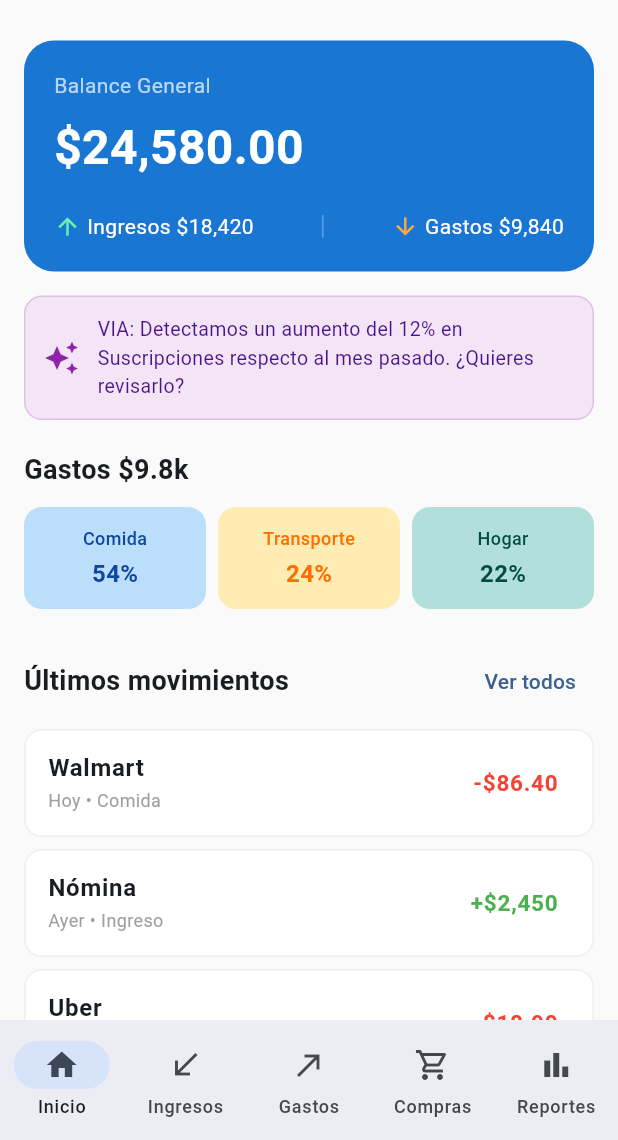
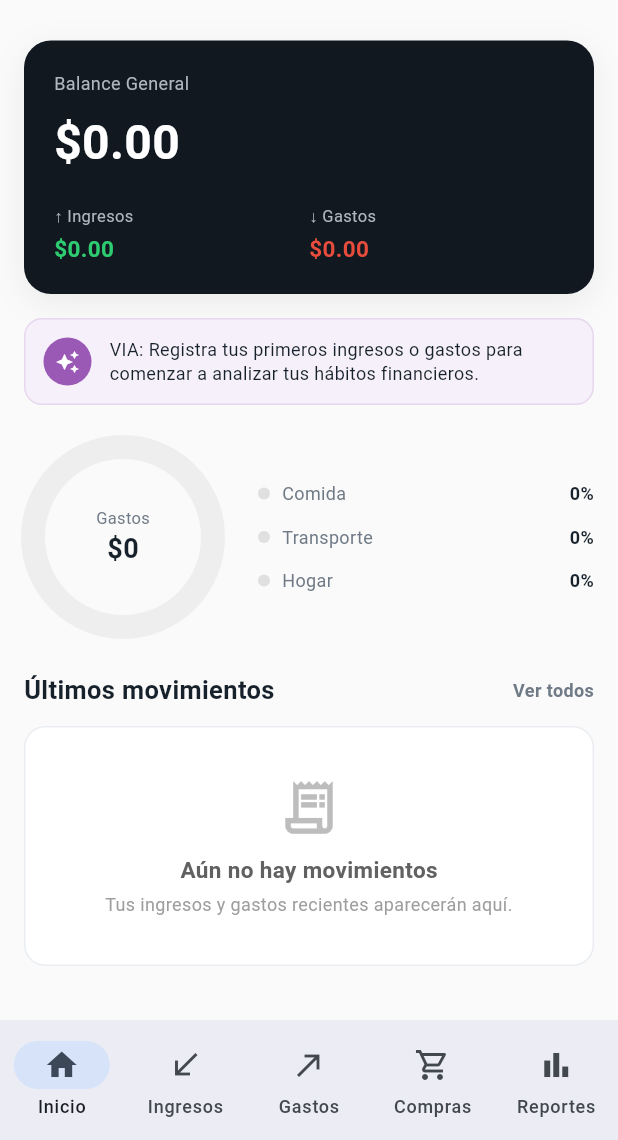
Before and after one commit to Luis-Reyes-Solarte/proyecto_rxgen_swcart, a Flutter app: the screen it shows after launch, on a phone screen of 412 x 824 dp, the part 96-1236 px from its top. Run offline on Flutter 3.47's test engine with Material 3 defaults, Android fonts, the phone set to English and light mode, and no system bars.

Commit message:
feat(home): changing home values

```diff
--- a/lib/screens/home_screen.dart
+++ b/lib/screens/home_screen.dart
@@ -10,48 +10,85 @@ class HomeScreen extends StatelessWidget {
       child: Column(
         crossAxisAlignment: CrossAxisAlignment.start,
         children: [
-          // Tarjeta de Balance General
+          // Tarjeta de Balance General (Estilo Figma #111820 en $0.00)
           Container(
             width: double.infinity,
             padding: const EdgeInsets.all(20),
             decoration: BoxDecoration(
-              color: Colors.blue.shade700,
-              borderRadius: BorderRadius.circular(20),
+              color: const Color(0xFF111820),
+              borderRadius: BorderRadius.circular(18),
+              boxShadow: const [
+                BoxShadow(
+                  color: Color(0x1217212B),
+                  blurRadius: 18,
+                  offset: Offset(0, 6),
+                ),
+              ],
             ),
             child: Column(
               crossAxisAlignment: CrossAxisAlignment.start,
               children: [
                 const Text(
                   'Balance General',
-                  style: TextStyle(color: Colors.white70, fontSize: 14),
+                  style: TextStyle(color: Color(0xFFAEB7C0), fontSize: 12),
                 ),
                 const SizedBox(height: 8),
                 const Text(
-                  '\$24,580.00',
+                  '\$0.00',
                   style: TextStyle(
                     color: Colors.white,
                     fontSize: 32,
                     fontWeight: FontWeight.bold,
                   ),
                 ),
-                const SizedBox(height: 20),
+                const SizedBox(height: 18),
                 Row(
-                  mainAxisAlignment: MainAxisAlignment.spaceBetween,
                   children: [
-                    Row(
+                    Expanded(
+                      child: Column(
+                        crossAxisAlignment: CrossAxisAlignment.start,
                         children: const [
-                        Icon(Icons.arrow_upward, color: Colors.greenAccent, size: 18),
-                        SizedBox(width: 4),
-                        Text('Ingresos \$18,420', style: TextStyle(color: Colors.white)),
+                          Text(
+                            '↑ Ingresos',
+                            style: TextStyle(
+                              color: Color(0xFFAEB7C0),
+                              fontSize: 11,
+                            ),
+                          ),
+                          SizedBox(height: 3),
+                          Text(
+                            '\$0.00',
+                            style: TextStyle(
+                              color: Color(0xFF2ECC71),
+                              fontSize: 15,
+                              fontWeight: FontWeight.bold,
+                            ),
+                          ),
                         ],
                       ),
-                    Container(height: 15, width: 1, color: Colors.white30),
-                    Row(
+                    ),
+                    Expanded(
+                      child: Column(
+                        crossAxisAlignment: CrossAxisAlignment.start,
                         children: const [
-                        Icon(Icons.arrow_downward, color: Colors.orangeAccent, size: 18),
-                        SizedBox(width: 4),
-                        Text('Gastos \$9,840', style: TextStyle(color: Colors.white)),
+                          Text(
+                            '↓ Gastos',
+                            style: TextStyle(
+                              color: Color(0xFFAEB7C0),
+                              fontSize: 11,
+                            ),
+                          ),
+                          SizedBox(height: 3),
+                          Text(
+                            '\$0.00',
+                            style: TextStyle(
+                              color: Color(0xFFE74C3C),
+                              fontSize: 15,
+                              fontWeight: FontWeight.bold,
+                            ),
+                          ),
                         ],
+                      ),
                     ),
                   ],
                 ),
@@ -66,20 +103,33 @@ class HomeScreen extends StatelessWidget {
           Container(
             padding: const EdgeInsets.all(12),
             decoration: BoxDecoration(
-              color: Colors.purple.shade50,
+              color: const Color(0xFFF5F0FA),
               borderRadius: BorderRadius.circular(12),
-              border: Border.all(color: Colors.purple.shade100),
+              border: Border.all(color: const Color(0xFFE7D7EE)),
             ),
             child: Row(
               children: [
-                Icon(Icons.auto_awesome, color: Colors.purple.shade600),
+                Container(
+                  width: 32,
+                  height: 32,
+                  decoration: const BoxDecoration(
+                    color: Color(0xFF9B59B6),
+                    shape: BoxShape.circle,
+                  ),
+                  child: const Icon(
+                    Icons.auto_awesome,
+                    color: Colors.white,
+                    size: 16,
+                  ),
+                ),
                 const SizedBox(width: 12),
-                Expanded(
+                const Expanded(
                   child: Text(
-                    'VIA: Detectamos un aumento del 12% en Suscripciones respecto al mes pasado. ¿Quieres revisarlo?',
+                    'VIA: Registra tus primeros ingresos o gastos para comenzar a analizar tus hábitos financieros.',
                     style: TextStyle(
-                      color: Colors.purple.shade900,
-                      fontSize: 13,
+                      color: Color(0xFF17212B),
+                      fontSize: 12,
+                      height: 1.35,
                     ),
                   ),
                 ),
@@ -88,83 +138,169 @@ class HomeScreen extends StatelessWidget {
           ),
           // ===============================================================
 
-          const SizedBox(height: 20),
+          const SizedBox(height: 22),
 
-          // Resumen gráfico de categorías
-          const Text(
-            'Gastos \$9.8k',
-            style: TextStyle(fontSize: 18, fontWeight: FontWeight.bold),
+          // Gráfico circular de categorías en estado vacío (Anillo neutro)
+          Row(
+            children: [
+              SizedBox(
+                width: 132,
+                height: 132,
+                child: Stack(
+                  alignment: Alignment.center,
+                  children: [
+                    SizedBox(
+                      width: 120,
+                      height: 120,
+                      child: CircularProgressIndicator(
+                        value: 1.0,
+                        strokeWidth: 16,
+                        valueColor: AlwaysStoppedAnimation<Color>(
+                          Colors.grey.shade200,
+                        ),
+                      ),
+                    ),
+                    Column(
+                      mainAxisSize: MainAxisSize.min,
+                      children: const [
+                        Text(
+                          'Gastos',
+                          style: TextStyle(
+                            color: Color(0xFF6F7A86),
+                            fontSize: 11,
+                          ),
+                        ),
+                        Text(
+                          '\$0',
+                          style: TextStyle(
+                            color: Color(0xFF17212B),
+                            fontSize: 18,
+                            fontWeight: FontWeight.bold,
+                          ),
+                        ),
+                      ],
+                    ),
+                  ],
+                ),
+              ),
+              const SizedBox(width: 24),
+              Expanded(
+                child: Column(
+                  crossAxisAlignment: CrossAxisAlignment.start,
+                  children: [
+                    _buildCategoryLegendRow(
+                      'Comida',
+                      '0%',
+                      Colors.grey.shade300,
                     ),
                     const SizedBox(height: 12),
-          Row(
-            children: [
-              Expanded(child: _buildCategoryChip('Comida', '54%', Colors.blue.shade100, Colors.blue.shade900)),
-              const SizedBox(width: 8),
-              Expanded(child: _buildCategoryChip('Transporte', '24%', Colors.amber.shade100, Colors.amber.shade900)),
-              const SizedBox(width: 8),
-              Expanded(child: _buildCategoryChip('Hogar', '22%', Colors.teal.shade100, Colors.teal.shade900)),
+                    _buildCategoryLegendRow(
+                      'Transporte',
+                      '0%',
+                      Colors.grey.shade300,
+                    ),
+                    const SizedBox(height: 12),
+                    _buildCategoryLegendRow(
+                      'Hogar',
+                      '0%',
+                      Colors.grey.shade300,
+                    ),
+                  ],
+                ),
+              ),
             ],
           ),
           const SizedBox(height: 24),
 
-          // Sección de Últimos Movimientos
+          // Sección de Últimos Movimientos (Estado vacío)
           Row(
             mainAxisAlignment: MainAxisAlignment.spaceBetween,
-            children: [
-              const Text(
+            children: const [
+              Text(
                 'Últimos movimientos',
-                style: TextStyle(fontSize: 18, fontWeight: FontWeight.bold),
+                style: TextStyle(
+                  fontSize: 17,
+                  fontWeight: FontWeight.bold,
+                  color: Color(0xFF17212B),
                 ),
-              TextButton(
-                onPressed: () {},
-                child: const Text('Ver todos'),
+              ),
+              Text(
+                'Ver todos',
+                style: TextStyle(
+                  fontSize: 12,
+                  color: Color(0xFF6F7A86),
+                  fontWeight: FontWeight.w600,
+                ),
               ),
             ],
           ),
-          const SizedBox(height: 8),
-          _buildTransactionTile('Walmart', 'Hoy • Comida', '-\$86.40', Colors.red),
-          _buildTransactionTile('Nómina', 'Ayer • Ingreso', '+\$2,450', Colors.green),
-          _buildTransactionTile('Uber', '18 sep • Transporte', '-\$18.90', Colors.red),
-          _buildTransactionTile('Netflix', '17 sep • Suscripciones', '-\$15.49', Colors.red),
+          const SizedBox(height: 12),
+          Container(
+            width: double.infinity,
+            padding: const EdgeInsets.symmetric(vertical: 32, horizontal: 16),
+            decoration: BoxDecoration(
+              color: Colors.white,
+              borderRadius: BorderRadius.circular(14),
+              border: Border.all(color: const Color(0xFFE9EDF1)),
+            ),
+            child: Column(
+              children: [
+                Icon(
+                  Icons.receipt_long_outlined,
+                  size: 42,
+                  color: Colors.grey.shade400,
+                ),
+                const SizedBox(height: 10),
+                Text(
+                  'Aún no hay movimientos',
+                  style: TextStyle(
+                    fontSize: 15,
+                    fontWeight: FontWeight.w600,
+                    color: Colors.grey.shade700,
+                  ),
+                ),
+                const SizedBox(height: 4),
+                Text(
+                  'Tus ingresos y gastos recientes aparecerán aquí.',
+                  textAlign: TextAlign.center,
+                  style: TextStyle(fontSize: 12, color: Colors.grey.shade500),
+                ),
+              ],
+            ),
+          ),
         ],
       ),
     );
   }
 
-  Widget _buildCategoryChip(String label, String percentage, Color bgColor, Color textColor) {
-    return Container(
-      padding: const EdgeInsets.symmetric(vertical: 12, horizontal: 8),
-      decoration: BoxDecoration(
-        color: bgColor,
-        borderRadius: BorderRadius.circular(12),
+  Widget _buildCategoryLegendRow(
+    String label,
+    String percentage,
+    Color dotColor,
+  ) {
+    return Row(
+      children: [
+        Container(
+          width: 8,
+          height: 8,
+          decoration: BoxDecoration(color: dotColor, shape: BoxShape.circle),
         ),
-      child: Column(
-        children: [
-          Text(label, style: TextStyle(color: textColor, fontSize: 12, fontWeight: FontWeight.w500)),
-          const SizedBox(height: 4),
-          Text(percentage, style: TextStyle(color: textColor, fontWeight: FontWeight.bold, fontSize: 16)),
-        ],
-      ),
-    );
-  }
-
-  Widget _buildTransactionTile(String title, String subtitle, String amount, Color amountColor) {
-    return Card(
-      elevation: 0,
-      color: Colors.white,
-      margin: const EdgeInsets.only(bottom: 8),
-      shape: RoundedRectangleBorder(
-        borderRadius: BorderRadius.circular(12),
-        side: BorderSide(color: Colors.grey.shade200),
-      ),
-      child: ListTile(
-        title: Text(title, style: const TextStyle(fontWeight: FontWeight.w600)),
-        subtitle: Text(subtitle, style: const TextStyle(color: Colors.grey, fontSize: 12)),
-        trailing: Text(
-          amount,
-          style: TextStyle(fontWeight: FontWeight.bold, color: amountColor, fontSize: 15),
+        const SizedBox(width: 8),
+        Expanded(
+          child: Text(
+            label,
+            style: const TextStyle(color: Color(0xFF6F7A86), fontSize: 12),
           ),
         ),
+        Text(
+          percentage,
+          style: const TextStyle(
+            color: Color(0xFF17212B),
+            fontSize: 12,
+            fontWeight: FontWeight.bold,
+          ),
+        ),
+      ],
     );
   }
 }
```
Lines whose indentation alone changed are shown as unchanged.
